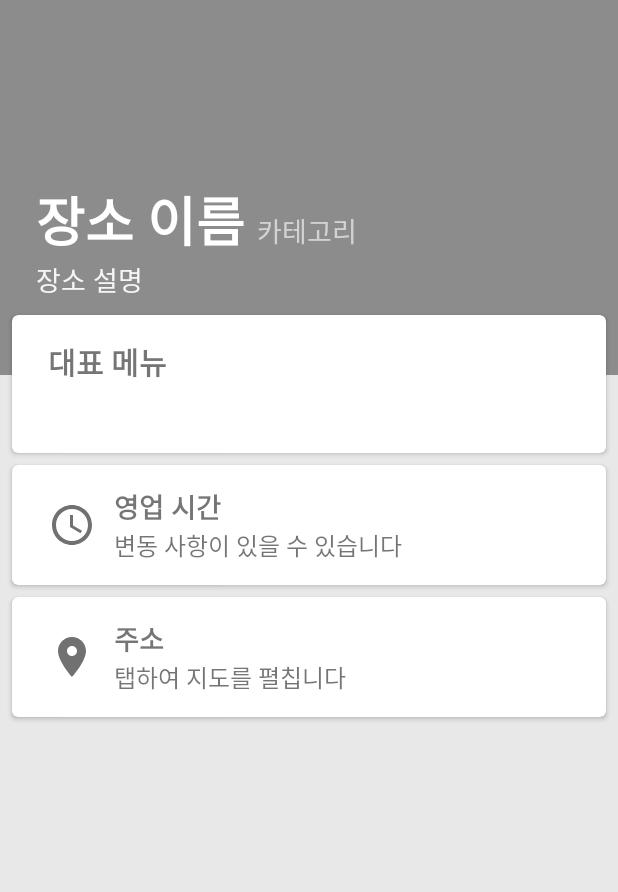
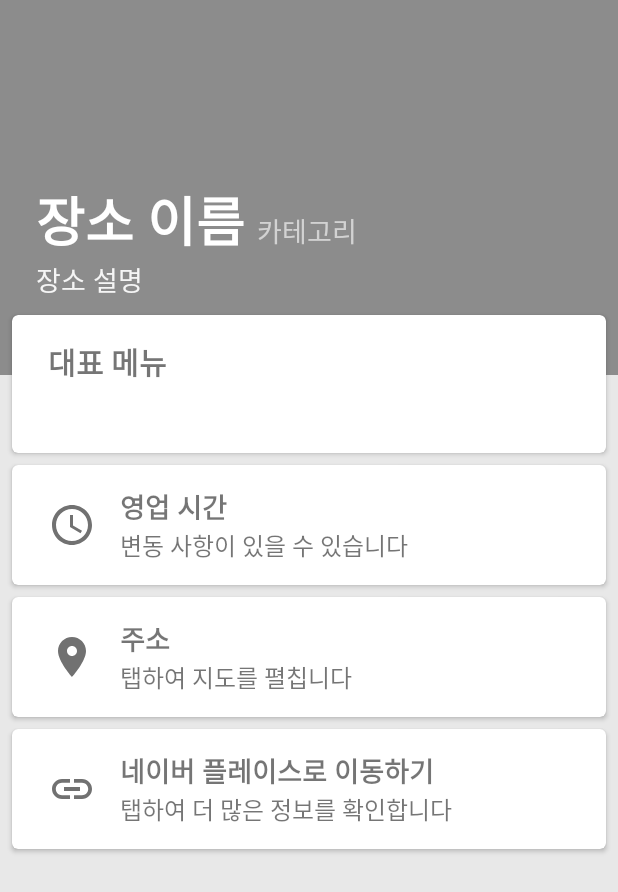
Before and after one commit to H43RO/Footprint, an Android app: the layout activity_place_detail.xml on its own in the app's theme, with its tools: preview values and no code run, on a phone screen of 412 x 824 dp. Shown: the top 892 px of the screen. Run offline under Robolectric (Android 15) with nearby library versions, the phone set to English and light mode, and no system bars.

Commit message:
Place Detail Activity 구현 완료

```diff
--- a/Application/Project_Footprint/app/src/main/java/com/haerokim/project_footprint/MainActivity.kt
+++ b/Application/Project_Footprint/app/src/main/java/com/haerokim/project_footprint/MainActivity.kt
@@ -47,10 +47,11 @@ class MainActivity : AppCompatActivity(), BeaconConsumer {
 
         button.setOnClickListener {
             handler.sendEmptyMessage(0)
-            Toast.makeText(this,"시작",Toast.LENGTH_LONG).show()
+            Toast.makeText(this,"비콘 스캔시작",Toast.LENGTH_LONG).show()
         }
 
-        GetPlaceInfo(this, "스시아루히").execute()
+        GetPlaceInfo(this, "연남동 감칠").execute()
+
     }
 
     override fun onDestroy() {
--- /dev/null
+++ b/Application/Project_Footprint/app/src/main/res/drawable/ic_baseline_link_24.xml
@@ -0,0 +1,5 @@
+<vector android:height="24dp" android:tint="#717171"
+    android:viewportHeight="24" android:viewportWidth="24"
+    android:width="24dp" xmlns:android="http://schemas.android.com/apk/res/android">
+    <path android:fillColor="@android:color/white" android:pathData="M3.9,12c0,-1.71 1.39,-3.1 3.1,-3.1h4L11,7L7,7c-2.76,0 -5,2.24 -5,5s2.24,5 5,5h4v-1.9L7,15.1c-1.71,0 -3.1,-1.39 -3.1,-3.1zM8,13h8v-2L8,11v2zM17,7h-4v1.9h4c1.71,0 3.1,1.39 3.1,3.1s-1.39,3.1 -3.1,3.1h-4L13,17h4c2.76,0 5,-2.24 5,-5s-2.24,-5 -5,-5z"/>
+</vector>
--- a/Application/Project_Footprint/app/src/main/res/layout/activity_main.xml
+++ b/Application/Project_Footprint/app/src/main/res/layout/activity_main.xml
@@ -15,7 +15,7 @@
     <Button
         android:layout_width="wrap_content"
         android:layout_height="wrap_content"
-        android:text="Run"
+        android:text="테스트"
         android:id="@+id/button"
         android:layout_centerVertical="true"
         android:layout_centerHorizontal="true"/>
--- a/Application/Project_Footprint/app/src/main/res/layout/activity_place_detail.xml
+++ b/Application/Project_Footprint/app/src/main/res/layout/activity_place_detail.xml
@@ -54,7 +54,6 @@
             android:textColor="#E8FFFFFF"
             android:textSize="18dp" />
 
-
     </RelativeLayout>
 
     <androidx.cardview.widget.CardView
@@ -99,7 +98,6 @@
                 android:layout_height="wrap_content"
                 android:layout_below="@+id/menu_title"
                 android:layout_alignParentRight="true"
-                android:layout_marginLeft="24dp"
                 android:layout_marginTop="8dp"
                 android:layout_marginRight="32dp"
                 android:layout_marginBottom="16dp"
@@ -135,7 +133,7 @@
                 android:src="@drawable/ic_baseline_access_time_24" />
 
             <LinearLayout
-                android:layout_marginLeft="12dp"
+                android:layout_marginLeft="16dp"
                 android:layout_toRightOf="@id/location_icon"
                 android:orientation="vertical"
                 android:layout_width="wrap_content"
@@ -170,6 +168,66 @@
     </androidx.cardview.widget.CardView>
 
     <androidx.cardview.widget.CardView
+        android:id="@+id/link_card"
+        android:layout_width="match_parent"
+        android:layout_height="80dp"
+        android:layout_below="@+id/location_card"
+        android:layout_marginLeft="8dp"
+        android:layout_marginTop="8dp"
+        android:layout_marginRight="8dp"
+        android:background="#ffffff"
+        android:elevation="8dp"
+        app:cardCornerRadius="4dp">
+
+        <LinearLayout
+            android:gravity="center_vertical"
+            android:orientation="horizontal"
+            android:layout_width="match_parent"
+            android:layout_height="match_parent">
+
+            <ImageView
+                android:layout_width="32dp"
+                android:layout_height="32dp"
+                android:layout_marginLeft="24dp"
+                android:src="@drawable/ic_baseline_link_24" />
+
+            <LinearLayout
+                android:layout_marginLeft="16dp"
+                android:layout_toRightOf="@id/location_icon"
+                android:orientation="vertical"
+                android:layout_width="wrap_content"
+                android:layout_height="wrap_content">
+
+
+                <TextView
+                    android:layout_weight="1"
+                    android:gravity="center"
+                    android:id="@+id/link_text"
+                    android:textSize="18dp"
+                    android:textStyle="bold"
+                    android:layout_width="wrap_content"
+                    android:layout_height="wrap_content"
+                    android:text="네이버 플레이스로 이동하기" />
+
+                <TextView
+                    android:layout_weight="1"
+                    android:gravity="center"
+                    android:textSize="16dp"
+                    android:layout_width="wrap_content"
+                    android:layout_height="wrap_content"
+                    android:layout_below="@+id/link_text"
+                    android:text="탭하여 더 많은 정보를 확인합니다" />
+
+
+            </LinearLayout>
+
+
+        </LinearLayout>
+
+    </androidx.cardview.widget.CardView>
+
+
+    <androidx.cardview.widget.CardView
         android:id="@+id/location_card"
         android:layout_width="match_parent"
         android:layout_height="80dp"
@@ -195,7 +253,7 @@
                 android:src="@drawable/ic_baseline_location_on_24" />
 
             <LinearLayout
-                android:layout_marginLeft="12dp"
+                android:layout_marginLeft="16dp"
                 android:layout_toRightOf="@id/location_icon"
                 android:orientation="vertical"
                 android:layout_width="wrap_content"
@@ -229,5 +287,4 @@
 
     </androidx.cardview.widget.CardView>
 
-
 </RelativeLayout>
```
Also changed, not shown: Application/Project_Footprint/app/src/main/java/com/haerokim/project_footprint/GetPlaceInfo.kt (+51 -25 lines), Application/Project_Footprint/app/src/main/java/com/haerokim/project_footprint/PlaceDetailActivity.kt (+24 -21 lines).
